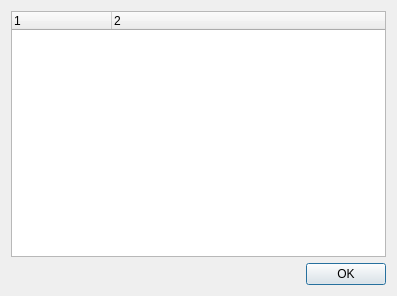
First picture: the form in packetstats.ui, repository arthurzam/hungry-sniffer, before the edit.
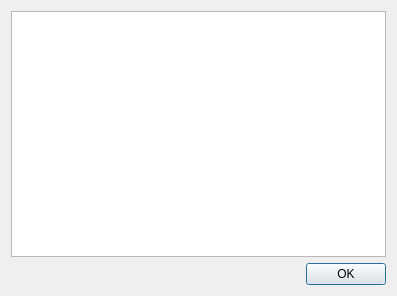
Second picture: the form after the edit.

Commit message:
PacketStats: model
the data on PacketsStats's tree is part of a model
enables cheaper refresh

The edit to the form file:
```diff
--- a/packetstats.ui
+++ b/packetstats.ui
@@ -15,23 +15,10 @@
   </property>
   <layout class="QVBoxLayout" name="verticalLayout">
    <item>
-    <widget class="QTreeWidget" name="treeWidget">
+    <widget class="QTreeView" name="treeView">
      <property name="editTriggers">
       <set>QAbstractItemView::NoEditTriggers</set>
      </property>
-     <property name="columnCount">
-      <number>2</number>
-     </property>
-     <column>
-      <property name="text">
-       <string notr="true">1</string>
-      </property>
-     </column>
-     <column>
-      <property name="text">
-       <string notr="true">2</string>
-      </property>
-     </column>
     </widget>
    </item>
    <item>
```
The commit also changes 2 other files.
